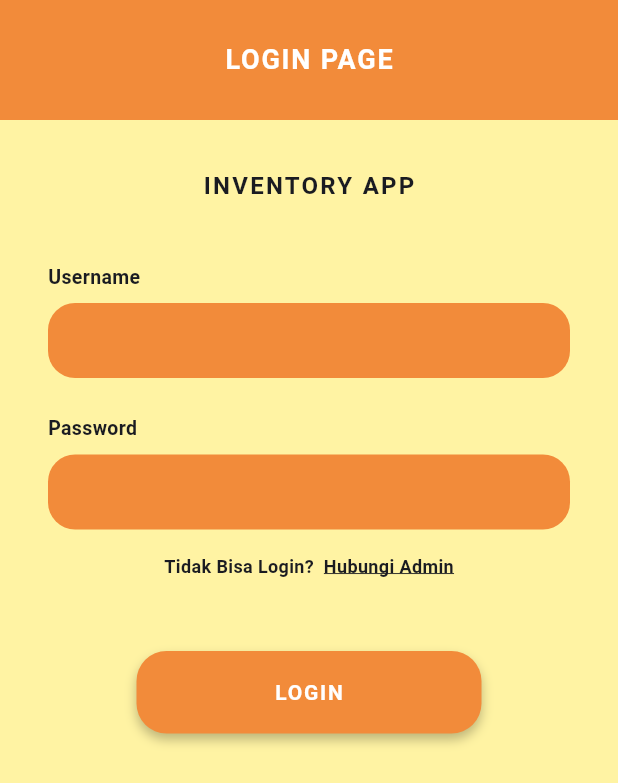
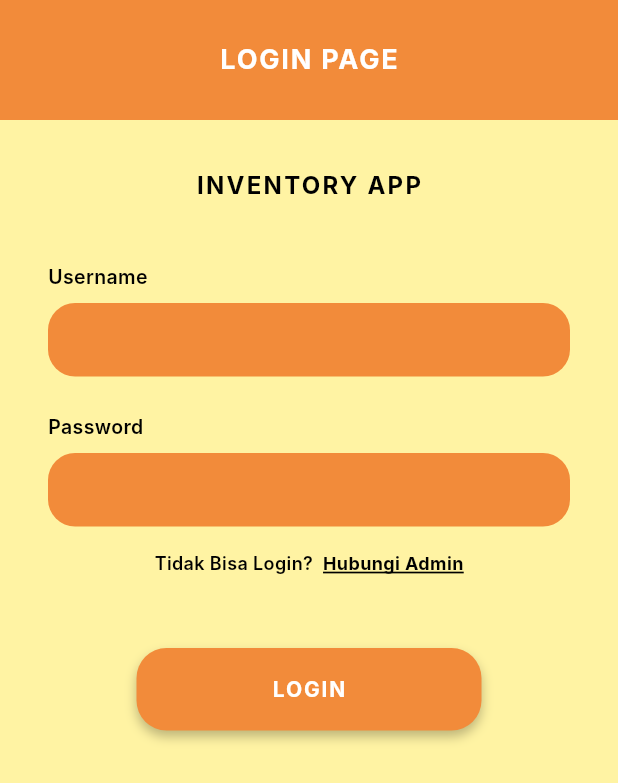
Before and after one commit to Ellyas-Prambudyas/inventoryapp, a Flutter app: the screen it shows after launch, on a phone screen of 412 x 824 dp. Shown: the top 783 px of the screen. Run offline on Flutter 3.47's test engine with Material 3 defaults, Android fonts, the phone set to English and light mode, and no system bars; our stand-ins replace image_picker, qr_flutter, supabase_flutter; missing offline and left inert: image_gallery_saver_plus, mobile_scanner; accounts and stored records are empty; Roboto replaces fonts that are missing (Inter).

Commit message:
Update app_theme.dart

```diff
--- a/lib/theme/app_theme.dart
+++ b/lib/theme/app_theme.dart
@@ -1,35 +1,22 @@
 import 'package:flutter/material.dart';
 
+// Warna yang diambil dari AddItemPage
+const Color kPrimary = Color(0xFFF28B3A);
+
 class AppTheme {
-  static ThemeData get lightTheme {
-    return ThemeData(
-      useMaterial3: true,
-      colorSchemeSeed: const Color(0xFF2563EB),
-      scaffoldBackgroundColor: const Color(0xFFF5F5F5),
-      appBarTheme: const AppBarTheme(
-        centerTitle: true,
-        elevation: 0,
-      ),
-      inputDecorationTheme: InputDecorationTheme(
-        border: OutlineInputBorder(
-          borderRadius: BorderRadius.circular(12),
-        ),
-        contentPadding: const EdgeInsets.symmetric(horizontal: 16, vertical: 12),
-      ),
-      elevatedButtonTheme: ElevatedButtonThemeData(
-        style: ElevatedButton.styleFrom(
-          padding: const EdgeInsets.symmetric(vertical: 14, horizontal: 16),
-          shape: RoundedRectangleBorder(
-            borderRadius: BorderRadius.circular(12),
-          ),
-        ),
-      ),
-      cardTheme: CardTheme(
-        elevation: 1,
-        shape: RoundedRectangleBorder(
-          borderRadius: BorderRadius.circular(16),
-        ),
-      ),
-    );
-  }
+  static final ThemeData lightTheme = ThemeData(
+    primaryColor: kPrimary,
+    colorScheme: ColorScheme.fromSwatch(
+      primarySwatch: Colors.orange,
+    ).copyWith(
+      secondary: kPrimary,
+    ),
+    appBarTheme: const AppBarTheme(
+      color: kPrimary,
+      iconTheme: IconThemeData(color: Colors.white),
+    ),
+    scaffoldBackgroundColor: const Color(0xFFFFF3A3), // kBackground
+    fontFamily: 'Inter',
+    visualDensity: VisualDensity.adaptivePlatformDensity,
+  );
 }
```
